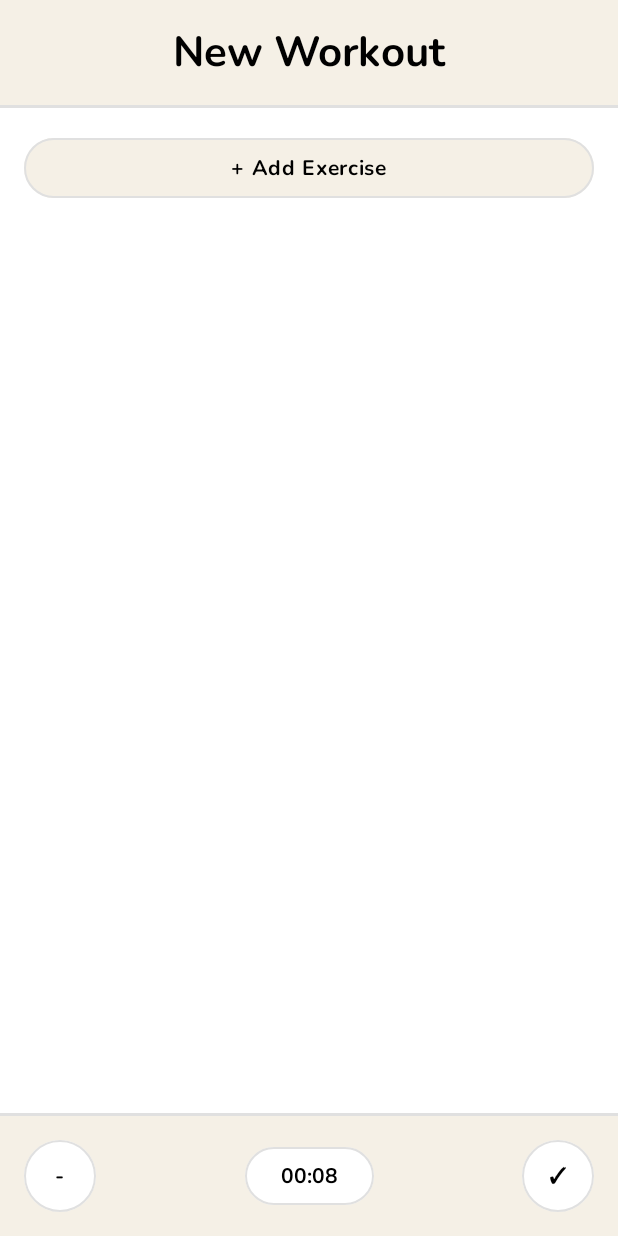
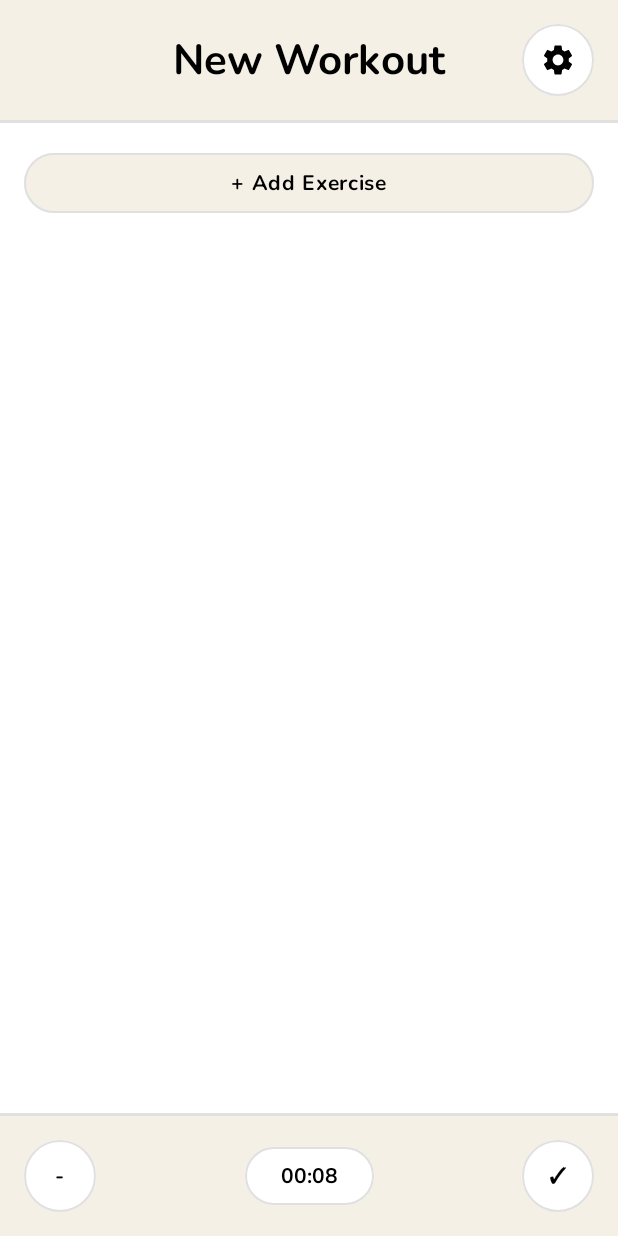
Before and after one commit to aliien15/ALift-App, an Android app built with Jetpack Compose: the screen it shows after launch (MainActivity), on a phone screen of 412 x 824 dp. Run offline under Robolectric (Android 15) with nearby library versions, the phone set to English and light mode, and no system bars; our stand-ins replace Room's generated code.

Commit message:
feat: added settings button to the active workout screen (it isnt functional yet), as well as added NavHost dependency to make the navigation to the settings menu work (yet to be implemented though)

```diff
--- a/app/build.gradle.kts
+++ b/app/build.gradle.kts
@@ -58,6 +58,7 @@ dependencies {
     debugImplementation(libs.androidx.ui.tooling)
     debugImplementation(libs.androidx.ui.test.manifest)
     implementation(libs.androidx.lifecycle.viewmodel.compose)
+    implementation(libs.androidx.compose.material.icons.core)
 
     // Room
     implementation(libs.androidx.room.runtime)
--- a/app/src/main/java/com/me/aliftapp/MainActivity.kt
+++ b/app/src/main/java/com/me/aliftapp/MainActivity.kt
@@ -48,7 +48,7 @@ class MainActivity : ComponentActivity() {
 
             ALiftAppTheme(darkTheme = settings.isDarkMode) {
                 // SettingsScreen(viewModel = settingsViewModel)
-                WorkoutScreen(viewModel = workoutViewModel)
+                WorkoutScreen(viewModel = workoutViewModel) {}
             }
         }
     }
--- a/app/src/main/java/com/me/aliftapp/ui/workout/WorkoutScreen.kt
+++ b/app/src/main/java/com/me/aliftapp/ui/workout/WorkoutScreen.kt
@@ -8,6 +8,8 @@ import androidx.compose.foundation.layout.*
 import androidx.compose.foundation.lazy.LazyColumn
 import androidx.compose.foundation.lazy.items
 import androidx.compose.foundation.shape.CircleShape
+import androidx.compose.material.icons.Icons
+import androidx.compose.material.icons.filled.Settings
 import androidx.compose.material3.*
 import androidx.compose.runtime.Composable
 import androidx.compose.runtime.LaunchedEffect
@@ -21,6 +23,7 @@ import androidx.compose.ui.Modifier
 import androidx.compose.ui.draw.clip
 import androidx.compose.ui.graphics.Color
 import androidx.compose.ui.text.font.FontWeight
+import androidx.compose.ui.text.style.TextOverflow
 import androidx.compose.ui.unit.dp
 import androidx.lifecycle.compose.collectAsStateWithLifecycle
 import com.me.aliftapp.data.local.preferences.AppSettings
@@ -28,7 +31,7 @@ import kotlin.time.Duration.Companion.seconds
 import kotlinx.coroutines.delay
 
 @Composable
-fun WorkoutScreen(viewModel: ActiveWorkoutViewModel) {
+fun WorkoutScreen(viewModel: ActiveWorkoutViewModel, onOpenSettings: () -> Unit) {
     val workout by viewModel.workoutState.collectAsStateWithLifecycle()
     val settings by viewModel.settingsState.collectAsStateWithLifecycle()
 
@@ -60,17 +63,31 @@ fun WorkoutScreen(viewModel: ActiveWorkoutViewModel) {
     Column(modifier = Modifier.fillMaxSize().background(MaterialTheme.colorScheme.background)) {
         // Top Header
         Box(
-            Modifier.fillMaxWidth()
-                .background(MaterialTheme.colorScheme.surfaceVariant)
-                .statusBarsPadding()
-                .padding(16.dp),
+            modifier =
+                Modifier.fillMaxWidth()
+                    .background(MaterialTheme.colorScheme.surfaceVariant)
+                    .statusBarsPadding()
+                    .padding(16.dp),
             contentAlignment = Alignment.Center,
         ) {
             Text(
                 text = workout?.session?.name ?: "New Workout",
                 style = MaterialTheme.typography.headlineMedium,
                 color = MaterialTheme.colorScheme.onBackground,
+                maxLines = 1,
+                overflow = TextOverflow.Ellipsis,
+                modifier = Modifier.padding(horizontal = 56.dp),
             )
+
+            Button(
+                modifier = Modifier.align(Alignment.CenterEnd).size(48.dp),
+                shape = CircleShape,
+                contentPadding = PaddingValues(0.dp),
+                border = BorderStroke(1.dp, MaterialTheme.colorScheme.outline),
+                onClick = onOpenSettings,
+            ) {
+                Icon(imageVector = Icons.Default.Settings, contentDescription = "Settings")
+            }
         }
 
         HorizontalDivider(thickness = 2.dp, color = MaterialTheme.colorScheme.outlineVariant)
--- a/gradle/libs.versions.toml
+++ b/gradle/libs.versions.toml
@@ -17,6 +17,7 @@ ksp = "2.3.13"
 coroutines = "1.11.0"
 
 [libraries]
+androidx-compose-material-icons-core = { module = "androidx.compose.material:material-icons-core" }
 kotlinx-coroutines-android = { module = "org.jetbrains.kotlinx:kotlinx-coroutines-android", version.ref = "coroutines" }
 androidx-lifecycle-runtime-compose = { module = "androidx.lifecycle:lifecycle-runtime-compose", version.ref = "lifecycleRuntimeKtx" }
 kotlinx-coroutines-test = { module = "org.jetbrains.kotlinx:kotlinx-coroutines-test", version.ref = "coroutines" }
```
